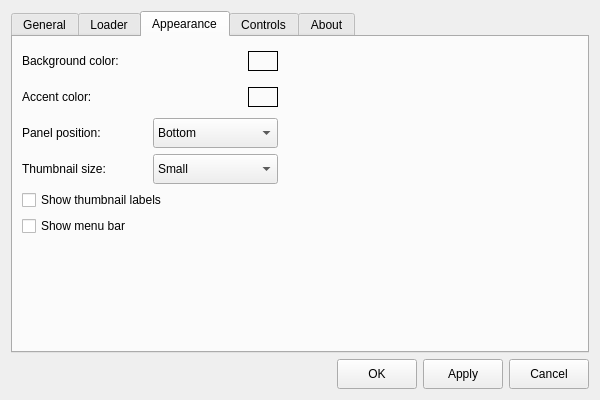
Before: the Qt Designer form settingsdialog.ui in do-i/thumbgrid, drawn with Qt 5.
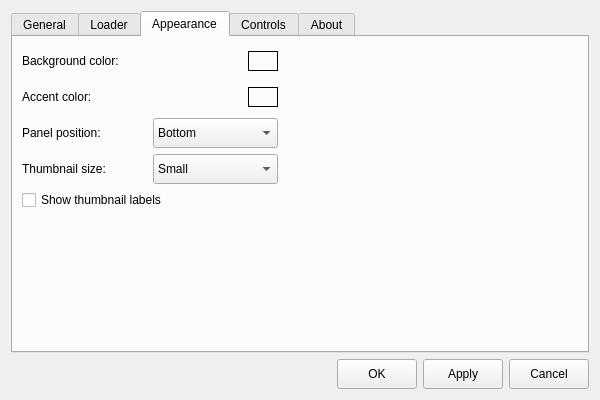
After: the same form once the commit is applied. The open tabs and pages were chosen to show the change. Icons and pictures are not drawn. Custom widgets are drawn as their Qt base class.

Commit message: Change text appearance on thumbnails. Increase thumbnail size to 190px (looks better on 1080p). This is adjustable anyway. Disable scaling combobox (accidentally enabled in previous commits). Change version to 0.46.

Patch:
```diff
--- a/settingsdialog.ui
+++ b/settingsdialog.ui
@@ -824,13 +824,6 @@
          </property>
         </widget>
        </item>
-       <item>
-        <widget class="QCheckBox" name="showMenuBarCheckBox">
-         <property name="text">
-          <string>Show menu bar</string>
-         </property>
-        </widget>
-       </item>
        <item>
         <spacer name="verticalSpacer_2">
          <property name="orientation">
```
The commit also changes 5 other files.
